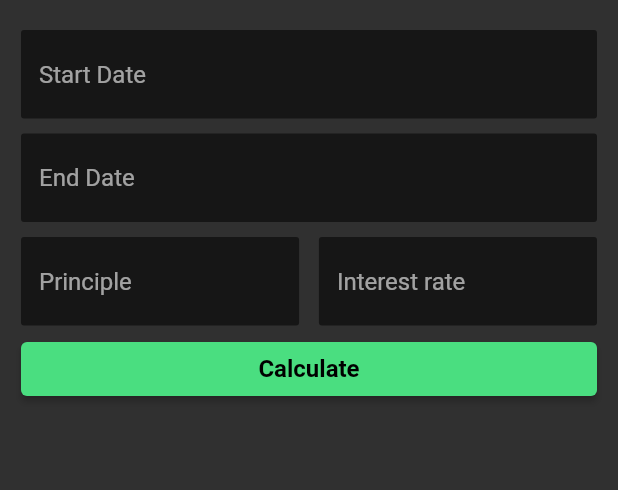
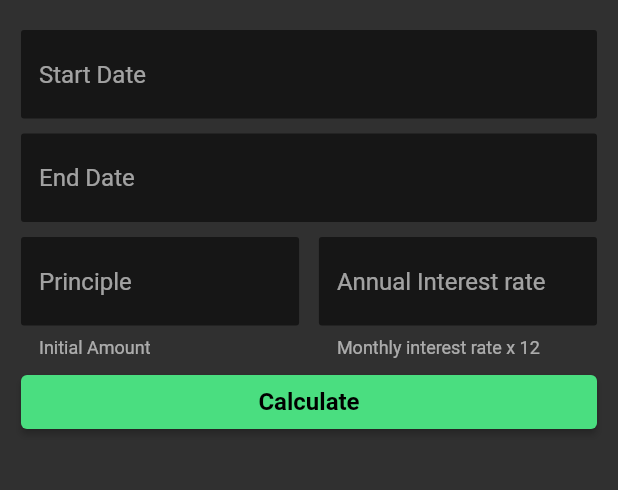
Before and after one commit to chenchunaidu/interest_calculator, a Flutter app: the screen it shows after launch, on a phone screen of 412 x 824 dp, the part 132-622 px from its top. Run offline on Flutter 3.47's test engine with Material 2 defaults, Android fonts, the phone set to English and light mode, and no system bars; drawn by our look-alikes of date_time_picker; our stand-ins replace form_validator, get; missing offline and left inert: dart:ffi.

Commit message:
feat: added helper text

```diff
--- a/lib/components/common/form/custom-form-field.dart
+++ b/lib/components/common/form/custom-form-field.dart
@@ -75,6 +75,7 @@ class CustomFormField extends StatelessWidget {
     } else if (props["type"] == FormFieldType.row) {
       return HStack(
           mainAxisAlignment: MainAxisAlignment.spaceBetween,
+          crossAxisAlignment: CrossAxisAlignment.start,
           children: generateFormFieldWidgets(
               fields: props["fields"],
               onSaved: onSaved,
--- a/lib/components/interest-form.dart
+++ b/lib/components/interest-form.dart
@@ -27,11 +27,13 @@ var calendarForm = [
         "type": FormFieldType.text,
         "name": "principleAmount",
         "placeholder": "Principle",
+        "helperText": "Initial Amount"
       },
       {
         "type": FormFieldType.text,
         "name": "interestRate",
-        "placeholder": "Interest rate",
+        "placeholder": "Annual Interest rate",
+        "helperText": "Monthly interest rate x 12"
       },
     ]
   },
```
